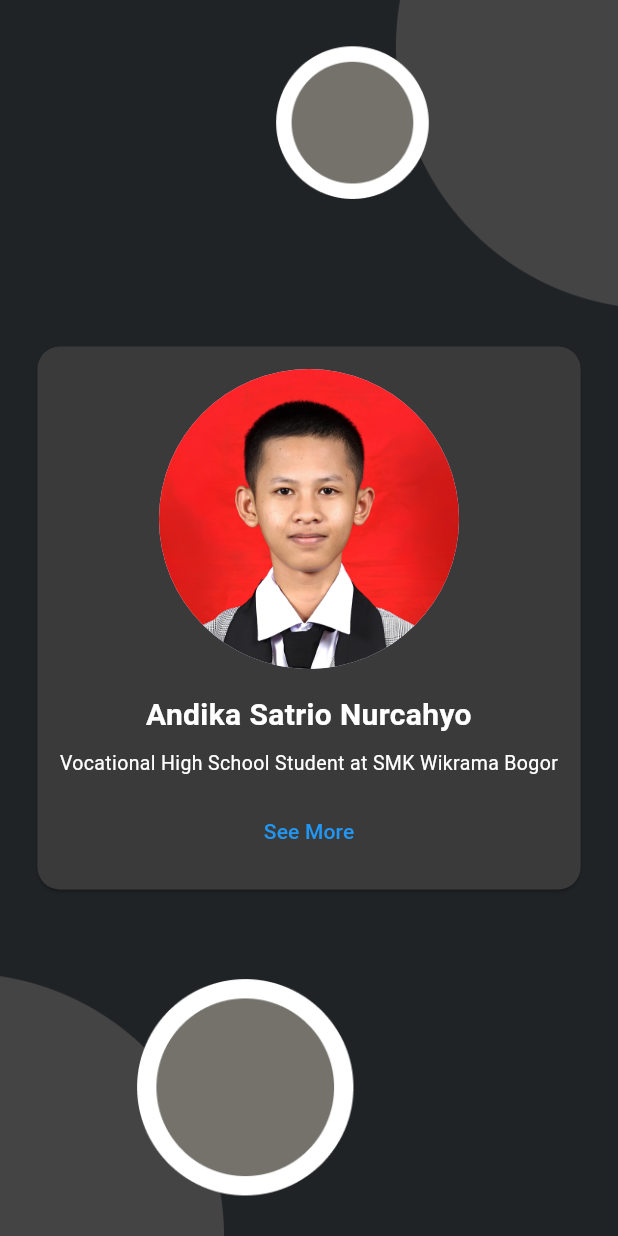
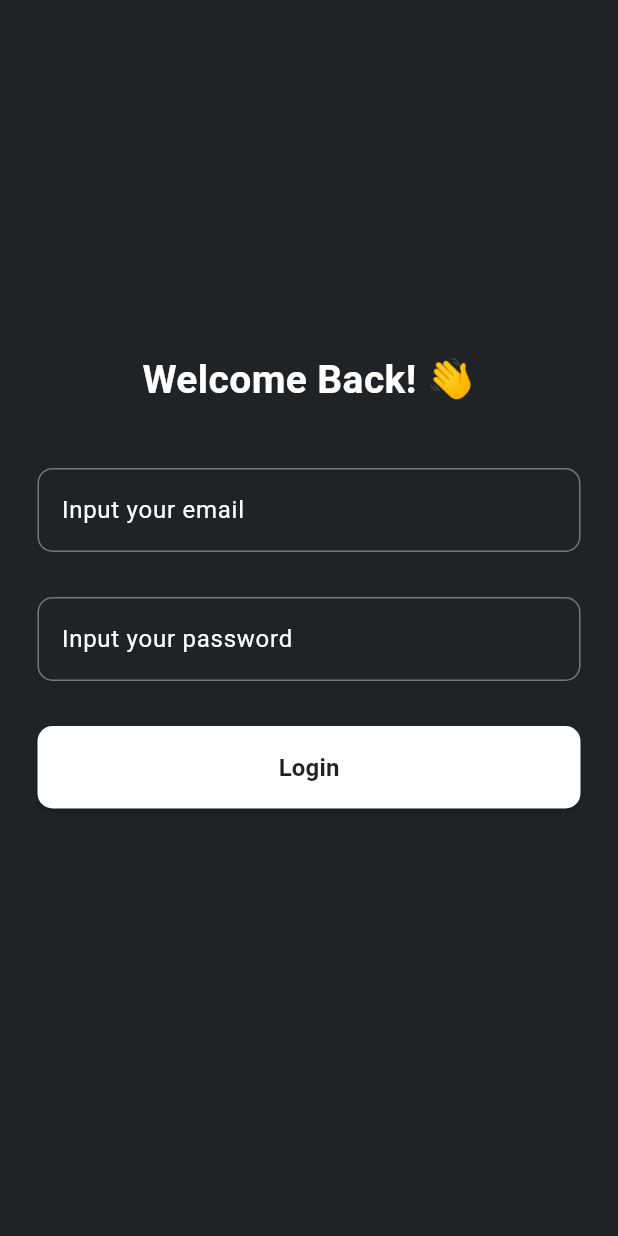
Before and after one commit to andkstrr/ProfilePage, a Flutter app: the screen it shows after launch, on a phone screen of 412 x 824 dp. Run offline on Flutter 3.47's test engine with Material 3 defaults, Android fonts, the phone set to English and light mode, and no system bars.

Commit message:
adding login page & count visited times at home

```diff
--- a/lib/Detail.dart
+++ b/lib/Detail.dart
@@ -1,7 +1,7 @@
 import 'package:flutter/material.dart';
 
 class Detail extends StatelessWidget {
-  const Detail({Key? key}) : super(key: key);
+  const Detail({super.key});
 
   @override
   Widget build(BuildContext context) {
--- a/lib/main.dart
+++ b/lib/main.dart
@@ -1,88 +1,114 @@
 import 'package:flutter/material.dart';
-import 'Detail.dart';
+import 'package:my_first_app/Home.dart';
+import 'package:my_first_app/detail.dart';
 
 void main() => runApp(MaterialApp(
-      debugShowCheckedModeBanner: false,
-      home: Home(), // halaman awal ketika program pertama dijalankan
+  home: LoginPage(),
 ));
 
-class Home extends StatelessWidget {
-  const Home({Key? key}) : super(key: key);
+class LoginPage extends StatefulWidget {
+  const LoginPage({super.key});
+
+  @override
+  State<LoginPage> createState() => _AppStatefulState();
+}
+
+class _AppStatefulState extends State<LoginPage> {
+  int jumlahKlik = 0;
+
+  void _klikNambah() {
+    setState(() {
+      jumlahKlik++;
+    });
+  }
 
   @override
   Widget build(BuildContext context) {
-    return Scaffold(
-      body: Container(
-        width: MediaQuery.of(context).size.width, // lebar diatur sesuai dengan lebar layar
-        height: MediaQuery.of(context).size.height, // lebar diatur sesuai dengan lebar layar
-        decoration: BoxDecoration(
-          image: DecorationImage(
-            image: AssetImage("images/background.png"),
-            fit: BoxFit.cover,
+    return MaterialApp(
+      home: Scaffold(
+        backgroundColor: const Color(0xFF1F2326),
+        body: Center(
+          child: Padding(
+            padding: const EdgeInsets.all(25.0),
+            child: Column(
+              mainAxisAlignment: MainAxisAlignment.center,
+              children: [
+                const Text(
+                  "Welcome Back! 👋",
+                  style: TextStyle(
+                    color: Colors.white,
+                    fontWeight: FontWeight.bold,
+                    fontSize: 26,
                   ),
                 ),
-          child: Stack(
-            alignment: Alignment.center,
-            children: <Widget>[
-              Container(
-                width: MediaQuery.of(context).size.width,
-                height: MediaQuery.of(context).size.height,
-                padding: EdgeInsets.all(20.0), // padding luar Container
-                alignment: Alignment.center,
-                child: Card(
-                  shape: RoundedRectangleBorder(
-                    borderRadius: BorderRadius.circular(15.0),
-                  ),
-                  color: Color.fromRGBO(58, 58, 58, 1),
-                  child: Padding(
-                    padding: EdgeInsets.all(15.0), // padding dalam Card
-                    child: Column(
-                      mainAxisSize: MainAxisSize.min, // agar height Card menyesuaikan konten
-                      mainAxisAlignment: MainAxisAlignment.center,
-                      children: <Widget>[
-                        CircleAvatar(
-                          radius: 100.0,
-                          backgroundImage: AssetImage("images/profile.jpg"),
-                        ),
-                        SizedBox(height: 16),
-                        Text(
-                          "Andika Satrio Nurcahyo",
-                          textAlign: TextAlign.center,
-                          style: TextStyle(
-                            fontSize: 20,
-                            fontWeight: FontWeight.bold,
-                            color: Colors.white,
+                const SizedBox(height: 40.0),
+                TextFormField(
+                  decoration: InputDecoration(
+                    labelText: "Input your email",
+                    hintText: "Email",
+                    labelStyle: const TextStyle(color: Colors.white),
+                    hintStyle: const TextStyle(color: Colors.white),
+                    border: OutlineInputBorder(
+                      borderRadius: BorderRadius.circular(10.0),
                     ),
                   ),
-                        SizedBox(height: 8),
-                        Text(
-                          "Vocational High School Student at SMK Wikrama Bogor",
-                          textAlign: TextAlign.center,
-                          style: TextStyle(
-                            fontSize: 13,
-                            fontWeight: FontWeight.normal,
-                            color: Colors.white,
+                ),
+                const SizedBox(height: 30.0),
+                TextFormField(
+                  decoration: InputDecoration(
+                    labelText: "Input your password",
+                    hintText: "Password",
+                    labelStyle: const TextStyle(color: Colors.white),
+                    hintStyle: const TextStyle(color: Colors.white),
+                    border: OutlineInputBorder(
+                      borderRadius: BorderRadius.circular(10.0),
                     ),
                   ),
-                        SizedBox(height: 12),
-                        TextButton(
-                          onPressed: (){
+                  obscureText: true,
+                ),
+                const SizedBox(height: 30.0),
+                SizedBox(
+                  width: double.infinity, // full width
+                  child: ElevatedButton(
+                    style: ElevatedButton.styleFrom(
+                      padding: const EdgeInsets.symmetric(vertical: 16),
+                      backgroundColor: Colors.white,
+                      foregroundColor: const Color(0xFF1F2326),
+                      shape: RoundedRectangleBorder(
+                        borderRadius: BorderRadius.circular(10),
+                      ),
+                    ),
+                    onPressed: () {
                       Navigator.push(
                         context,
-                              MaterialPageRoute(builder: (context) => Detail()),
+                        MaterialPageRoute(
+                          builder: (context) => Home(
+                            total: jumlahKlik
+                          )
+                        )
                       );
+                      _klikNambah();
                     },
-                          child: Text(
-                            "See More",
-                            style: TextStyle(color: Colors.blue),
+                    child: const Text(
+                      "Login",
+                      style: TextStyle(
+                        fontSize: 16,
+                        fontWeight: FontWeight.bold
                       ),
                     ),
+                  ),
+                ),
+                SizedBox(height: 50.0,),
+                // Text(
+                //   "$jumlahKlik",
+                //   style: TextStyle(
+                //     color: Colors.white,
+                //     fontSize: 20
+                //   ),
+                // )
               ],
             ),
           ),
-                ),
-              )
-            ],
         ),
       ),
     );
```
Also changed, not shown: lib/Home.dart (added, +100 -0 lines), lib/Structure.dart (added, +34 -0 lines). Lines whose indentation alone changed are shown as unchanged.
